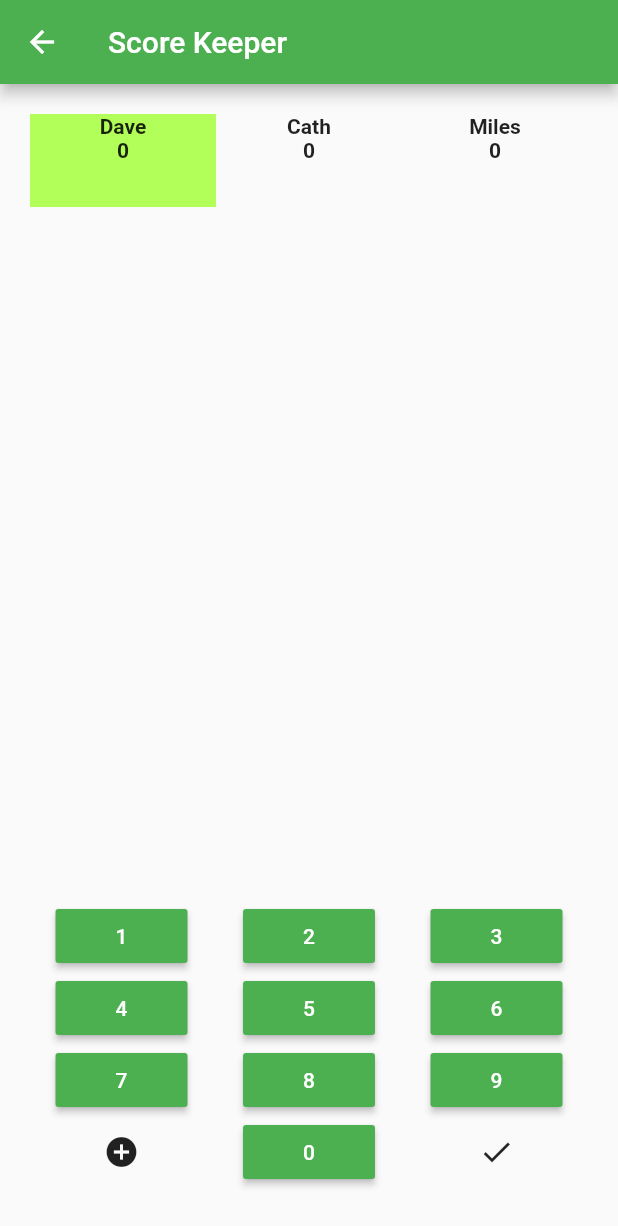
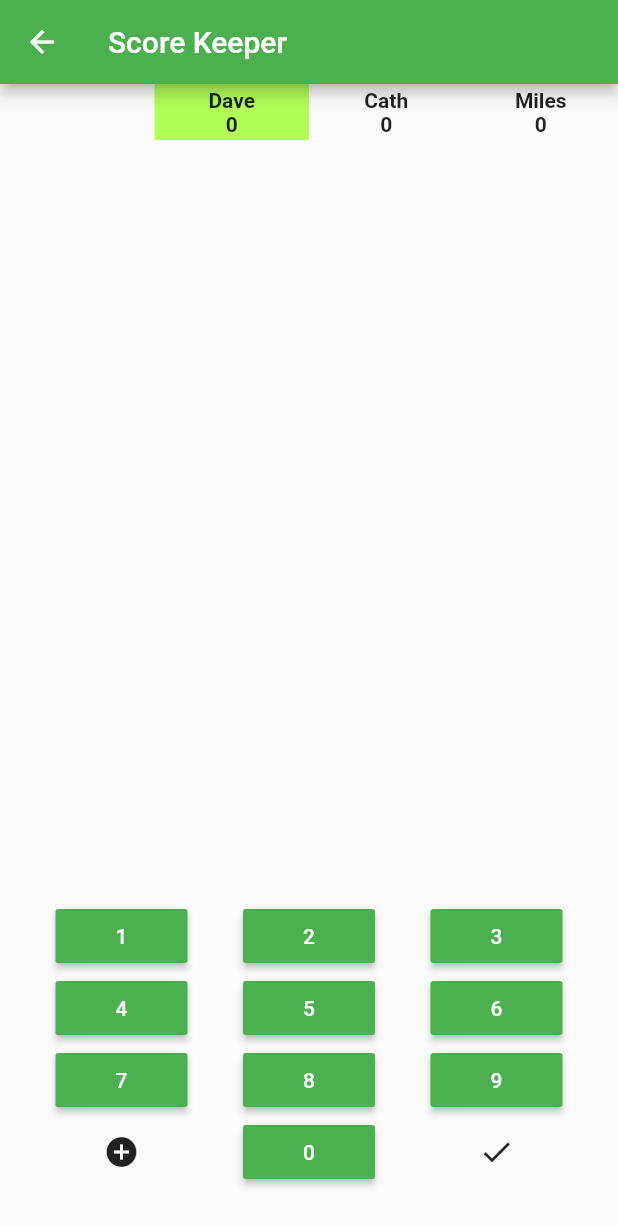
Before and after one commit to dgodd/scorekeeper, a Flutter app: the screen it shows after launch, after a tap on "Start", on a phone screen of 412 x 824 dp. Shown: the top 1226 px of the screen. Run offline on Flutter 3.47's test engine with Material 2 defaults, Android fonts, the phone set to English and light mode, and no system bars; our stand-ins replace math_expressions.

Commit message:
Remove ability for out of order
This means we can show rounds of the left, rather than per score

```diff
--- a/lib/scores.dart
+++ b/lib/scores.dart
@@ -1,6 +1,4 @@
 import 'package:flutter/material.dart';
-import 'package:tuple/tuple.dart';
-import 'dart:math';
 import 'package:math_expressions/math_expressions.dart';
 import 'keyboard.dart';
 
@@ -15,101 +13,59 @@ class ScoresPage extends StatefulWidget {
 }
 
 class _ScoresPageState extends State<ScoresPage> {
-  List<Tuple2<String, List<int>>> _scores;
-  var _focusedPlayerIdx = 0;
-
-  @override
-  initState() {
-    super.initState();
-    _scores = widget.players.map((name) => Tuple2(name, List<int>())).toList();
-  }
+  List<List<int>> _scores = [];
 
   addScore(String text) {
-    if (_focusedPlayerIdx >= 0 && text != "") {
-      final player = _scores[_focusedPlayerIdx];
+    var exp = Parser().parse(text);
+    var val = exp.evaluate(EvaluationType.REAL, new ContextModel()).floor();
 
-      Parser p = new Parser();
-      Expression exp = p.parse(text);
-
-      player.item2.insert(
-          0, exp.evaluate(EvaluationType.REAL, new ContextModel()).floor());
+    if (_scores.length == 0 || _scores[0].length == widget.players.length) {
+      _scores.insert(0, []);
     }
+    _scores[0].add(val);
   }
 
   @override
   Widget build(BuildContext context) {
-    var _maxScores = _scores.map((s) => s.item2.length).reduce(max);
+    double screenWidth = MediaQuery.of(context).size.width;
+
+    var totals = widget.players.map((name) => 0).toList(growable: false);
+    _scores.forEach((round) => round.asMap().forEach((index, val) => totals[index] += val));
+
+    var playerIdx = (_scores.length > 0) ? _scores[0].length % widget.players.length : 0;
+    List<Widget> gridRows = [Text("")];
+    widget.players.asMap().forEach((index, name) => gridRows.add(Container(
+          color: playerIdx == index ? Colors.lightGreenAccent : null,
+          child: Center(child: Text("$name\n${totals[index]}",
+              textAlign: TextAlign.center,
+              style: TextStyle(fontWeight: FontWeight.bold))),
+        )));
+
+    _scores.asMap().forEach((roundNum,round) {
+      gridRows.add(Center(child: Text((_scores.length - roundNum).toString())));
+      widget.players.asMap().forEach((i,name) =>
+          gridRows.add(Center(child: Text(
+              round.length > i ? round[i].toString() : ""
+          )))
+      );
+    });
 
     return Scaffold(
         appBar: AppBar(
           title: Text(widget.title),
         ),
-      body: Center(
-          child: Column(children: [
-        Expanded(
-            child: GridView.builder(
-          primary: false,
-          padding: const EdgeInsets.all(20.0),
-          itemCount: (_scores.length * (1 + _maxScores)),
-          gridDelegate: new SliverGridDelegateWithFixedCrossAxisCount(
-              crossAxisCount: _scores.length, childAspectRatio: 2),
-          itemBuilder: (BuildContext context, int index) {
-            final playerIdx = index % _scores.length;
-            final player = _scores[playerIdx];
-            if (index < _scores.length) {
-              var total = player.item2.fold(0, (t, v) => t + v);
-              return GestureDetector(
-                  onTap: () => setState(() => _focusedPlayerIdx = playerIdx),
-                  child: Container(
-                      color: playerIdx == _focusedPlayerIdx
-                          ? Colors.lightGreenAccent
-                          : null,
-                      child: Text(
-                        "${player.item1}\n$total",
-                        textAlign: TextAlign.center,
-                        style: TextStyle(fontWeight: FontWeight.bold),
-                      )));
-            } else {
-              var scoreIdx = (index / _scores.length).floor() - 1;
-              if (scoreIdx < player.item2.length) {
-                final text =
-                    "${player.item2[scoreIdx]} (${player.item2.length - scoreIdx})";
-                return GestureDetector(
-                    onLongPress: () => showDialog(
-                        context: context,
-                        builder: (BuildContext context) => AlertDialog(
-                                title: Text(
-                                    "Delete ${text} from ${player.item1}?"),
-                                actions: <Widget>[
-                                  FlatButton(
-                                      child: const Text('DISAGREE'),
-                                      onPressed: () {
-                                        Navigator.pop(context, null);
-                                      }),
-                                  FlatButton(
-                                      child: const Text('AGREE'),
-                                      onPressed: () {
-                                        setState(() {
-                                          player.item2.removeAt(scoreIdx);
-                                        });
-                                        Navigator.pop(context, null);
-                                      })
-                                ])),
-                    child: Text(text, textAlign: TextAlign.center));
-              } else {
-                return Text("", textAlign: TextAlign.center);
-              }
-            }
-          },
+        body: Column(children: [
+          Expanded(child: GridView.count(
+            crossAxisCount: widget.players.length + 1,
+            childAspectRatio: screenWidth / widget.players.length / 50,
+            children: gridRows,
           )),
           Keyboard(
             onDone: (t) => setState(() {
                   addScore(t);
-                _focusedPlayerIdx = (_focusedPlayerIdx + 1) % _scores.length;
                 }),
           ),
           Text("\n"),
-      ])),
-    );
+        ]));
   }
 }
```
Lines whose indentation alone changed are shown as unchanged.
